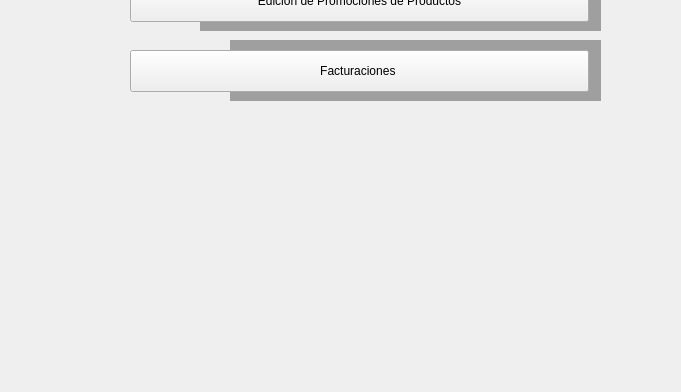
Qt form Interfaz/Ventana7.ui (elesteban-os/MyPetsCR) before a commit; both pictures show x 0 to 681 and y 480 to 872 of the 1340 by 872 pixel window.
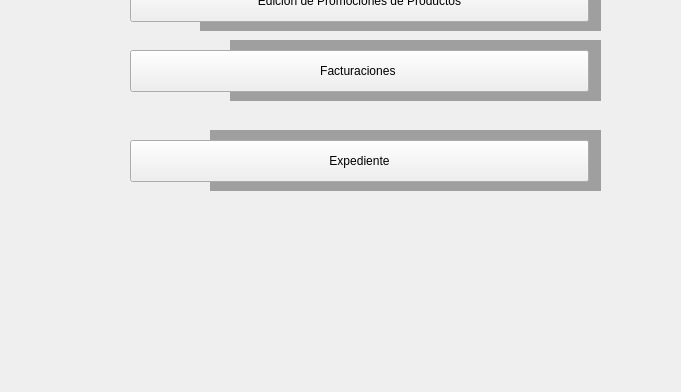
The same form after that commit. Icons and pictures are not drawn.

```diff
--- a/Interfaz/Ventana7.ui
+++ b/Interfaz/Ventana7.ui
@@ -439,6 +439,54 @@
      </rect>
     </property>
    </widget>
+   <widget class="QPushButton" name="pushButton_10">
+    <property name="geometry">
+     <rect>
+      <x>130</x>
+      <y>620</y>
+      <width>459</width>
+      <height>42</height>
+     </rect>
+    </property>
+    <property name="styleSheet">
+     <string notr="true">font: 16pt &quot;MS Shell Dlg 2&quot;;</string>
+    </property>
+    <property name="text">
+     <string>Expediente</string>
+    </property>
+   </widget>
+   <widget class="QMdiArea" name="mdiArea_7">
+    <property name="geometry">
+     <rect>
+      <x>210</x>
+      <y>610</y>
+      <width>391</width>
+      <height>61</height>
+     </rect>
+    </property>
+   </widget>
+   <widget class="QLabel" name="label_9">
+    <property name="geometry">
+     <rect>
+      <x>30</x>
+      <y>610</y>
+      <width>71</width>
+      <height>71</height>
+     </rect>
+    </property>
+    <property name="styleSheet">
+     <string notr="true"/>
+    </property>
+    <property name="text">
+     <string/>
+    </property>
+    <property name="pixmap">
+     <pixmap>Imagenes/Imagen3.png</pixmap>
+    </property>
+    <property name="scaledContents">
+     <bool>true</bool>
+    </property>
+   </widget>
    <zorder>mdiArea_6</zorder>
    <zorder>mdiArea_11</zorder>
    <zorder>mdiArea_5</zorder>
@@ -465,6 +513,9 @@
    <zorder>pushButton_1</zorder>
    <zorder>pushButton</zorder>
    <zorder>pushButtonBuscarMascota</zorder>
+   <zorder>mdiArea_7</zorder>
+   <zorder>pushButton_10</zorder>
+   <zorder>label_9</zorder>
   </widget>
   <widget class="QMenuBar" name="menubar">
    <property name="geometry">
```
